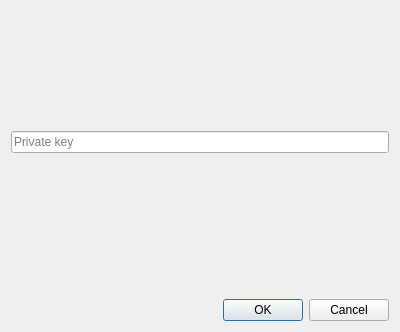
This is ui/privatekeydialog.ui in gbizzotto/ourWallet as Qt 5 draws it before an edit. The edited form follows.
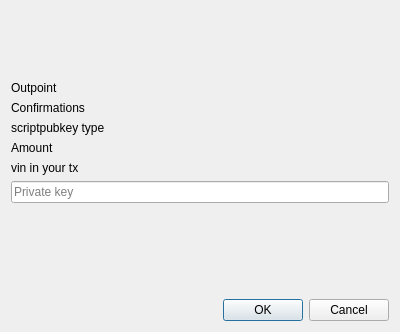
This is the edited form.

The edit to the form file:
```diff
--- a/ui/privatekeydialog.ui
+++ b/ui/privatekeydialog.ui
@@ -26,6 +26,80 @@
        </property>
       </widget>
      </item>
+     <item>
+      <layout class="QFormLayout" name="formLayout">
+       <item row="0" column="0">
+        <widget class="QLabel" name="label">
+         <property name="text">
+          <string>Outpoint</string>
+         </property>
+        </widget>
+       </item>
+       <item row="0" column="1">
+        <widget class="QLabel" name="outpointLabel">
+         <property name="text">
+          <string/>
+         </property>
+        </widget>
+       </item>
+       <item row="4" column="0">
+        <widget class="QLabel" name="label_3">
+         <property name="text">
+          <string>vin in your tx</string>
+         </property>
+        </widget>
+       </item>
+       <item row="4" column="1">
+        <widget class="QLabel" name="vinLabel">
+         <property name="text">
+          <string/>
+         </property>
+        </widget>
+       </item>
+       <item row="2" column="0">
+        <widget class="QLabel" name="label_2">
+         <property name="text">
+          <string>scriptpubkey type</string>
+         </property>
+        </widget>
+       </item>
+       <item row="2" column="1">
+        <widget class="QLabel" name="scriptTypeLabel">
+         <property name="text">
+          <string/>
+         </property>
+        </widget>
+       </item>
+       <item row="1" column="0">
+        <widget class="QLabel" name="label_5">
+         <property name="text">
+          <string>Confirmations</string>
+         </property>
+        </widget>
+       </item>
+       <item row="1" column="1">
+        <widget class="QLabel" name="confirmationsLabel">
+         <property name="text">
+          <string/>
+         </property>
+        </widget>
+       </item>
+       <item row="3" column="0">
+        <widget class="QLabel" name="label_4">
+         <property name="text">
+          <string>Amount</string>
+         </property>
+        </widget>
+       </item>
+       <item row="3" column="1">
+        <widget class="QLabel" name="amountLabel">
+         <property name="text">
+          <string/>
+         </property>
+        </widget>
+       </item>
+      </layout>
+     </item>
      <item>
       <widget class="QLineEdit" name="pkLineEdit">
        <property name="placeholderText">
```
